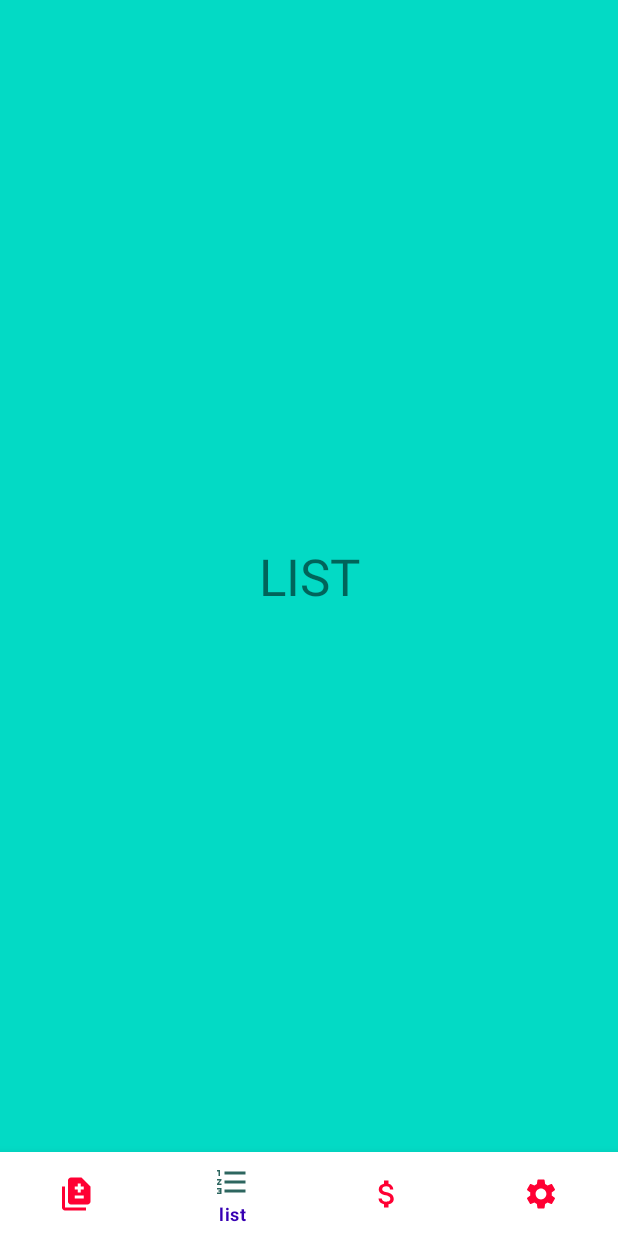
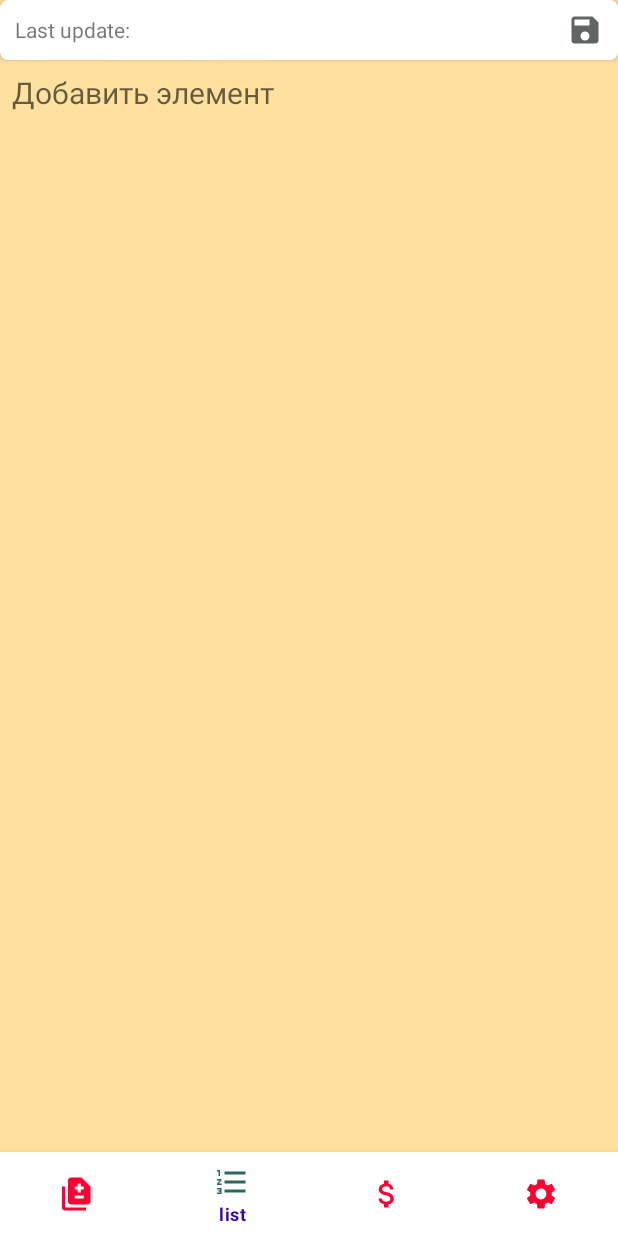
Before and after one commit to stasvitalich/SaveMoney, an Android app: the ListFragment screen opened through its navigation route, on a phone screen of 412 x 824 dp. Run offline under Robolectric (Android 15) with nearby library versions, the phone set to English and light mode, and no system bars; our stand-ins replace navigation-ui; libraries missing offline, so code that uses them is left out: render.animations.

Commit message:
ui of fragment list was updated. adapter for recycler view was created.

```diff
--- /dev/null
+++ b/app/src/main/res/drawable/ic_baseline_save_24.xml
@@ -0,0 +1,5 @@
+<vector android:height="24dp" android:tint="@color/mygrey"
+    android:viewportHeight="24" android:viewportWidth="24"
+    android:width="24dp" xmlns:android="http://schemas.android.com/apk/res/android">
+    <path android:fillColor="@color/mygrey" android:pathData="M17,3L5,3c-1.11,0 -2,0.9 -2,2v14c0,1.1 0.89,2 2,2h14c1.1,0 2,-0.9 2,-2L21,7l-4,-4zM12,19c-1.66,0 -3,-1.34 -3,-3s1.34,-3 3,-3 3,1.34 3,3 -1.34,3 -3,3zM15,9L5,9L5,5h10v4z"/>
+</vector>
--- a/app/src/main/res/layout/fragment_list.xml
+++ b/app/src/main/res/layout/fragment_list.xml
@@ -4,19 +4,67 @@
     xmlns:tools="http://schemas.android.com/tools"
     android:layout_width="match_parent"
     android:layout_height="match_parent"
-    android:background="@color/teal_200"
+    android:background="@color/Note"
     tools:context=".screens.ListFragment">
 
-    <TextView
-        android:id="@+id/textView2"
-        android:layout_width="wrap_content"
+    <androidx.cardview.widget.CardView
+        android:id="@+id/cardView3"
+        android:layout_width="match_parent"
         android:layout_height="wrap_content"
-        android:text="LIST"
-        android:textSize="34sp"
+        app:cardCornerRadius="5dp"
+        app:layout_constraintEnd_toEndOf="parent"
+        app:layout_constraintStart_toStartOf="parent"
+        app:layout_constraintTop_toTopOf="parent">
+
+        <LinearLayout
+            android:layout_width="match_parent"
+            android:layout_height="wrap_content"
+            android:orientation="horizontal">
+
+            <TextView
+                android:id="@+id/textLastUpdate"
+                android:layout_width="0dp"
+                android:layout_height="40dp"
+                android:layout_weight="1"
+                android:gravity="center_vertical"
+                android:paddingLeft="10dp"
+                android:text="@string/Update" />
+
+            <ImageView
+                android:id="@+id/imageSaveButton"
+                android:layout_width="wrap_content"
+                android:layout_height="40dp"
+                android:paddingRight="10dp"
+                android:src="@drawable/ic_baseline_save_24" />
+        </LinearLayout>
+    </androidx.cardview.widget.CardView>
+
+    <EditText
+        android:id="@+id/inputEditText"
+        android:layout_width="0dp"
+        android:layout_height="wrap_content"
+        android:layout_marginStart="8dp"
+        android:layout_marginTop="8dp"
+        android:layout_marginEnd="8dp"
+        android:background="@android:color/transparent"
+        android:hint="Добавить элемент"
+        android:paddingBottom="2dp"
+        android:textSize="20sp"
+        app:layout_constraintEnd_toEndOf="parent"
+        app:layout_constraintHorizontal_bias="0.0"
+        app:layout_constraintStart_toStartOf="parent"
+        app:layout_constraintTop_toBottomOf="@+id/cardView3"
+        tools:ignore="TouchTargetSizeCheck" />
+
+    <androidx.recyclerview.widget.RecyclerView
+        android:id="@+id/recyclerView"
+        android:layout_width="0dp"
+        android:layout_height="0dp"
+        android:layout_marginStart="8dp"
+        android:layout_marginEnd="8dp"
         app:layout_constraintBottom_toBottomOf="parent"
         app:layout_constraintEnd_toEndOf="parent"
         app:layout_constraintStart_toStartOf="parent"
-        app:layout_constraintTop_toTopOf="parent" />
-
+        app:layout_constraintTop_toBottomOf="@+id/inputEditText" />
 
 </androidx.constraintlayout.widget.ConstraintLayout>
--- a/app/src/main/res/values/colors.xml
+++ b/app/src/main/res/values/colors.xml
@@ -12,4 +12,5 @@
     <color name="unchecked">#FF0033</color>
     <color name="brigthseaweed">#3FA797</color>
     <color name="delete">#9D454E</color>
+    <color name="Note">#FFE19F</color>
 </resources>
--- a/app/src/main/res/values/strings.xml
+++ b/app/src/main/res/values/strings.xml
@@ -34,4 +34,5 @@
     <string name="FillTheInformation">You have not filled in the information about the second product</string>
     <string name="FillTheInformation2">You have not filled in the information about the first product</string>
     <string name="Nothing">There is nothing to compare yet</string>
+    <string name="Update">Last update:</string>
 </resources>
```
Also changed, not shown: app/src/main/java/com/example/savemoney/adapters/GroceryAdapter.kt (added, +44 -0 lines), app/src/main/res/layout/grocery_item.xml (added, +14 -0 lines), 1 other file.
